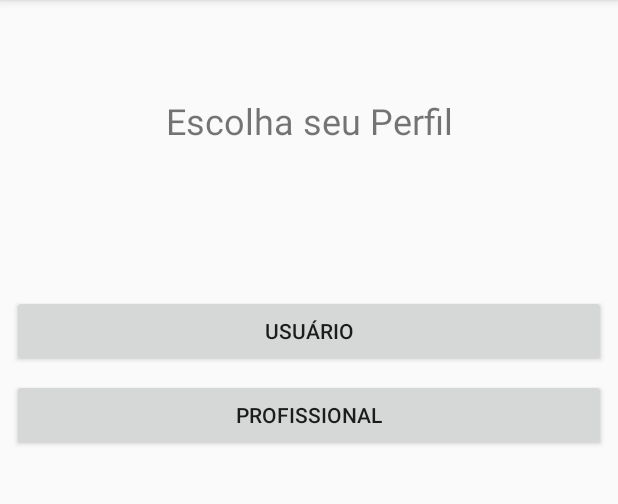
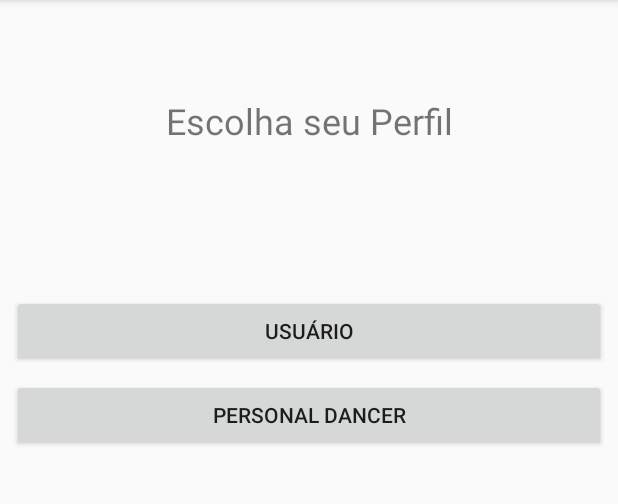
Before and after one commit to AndreRicarti/MyDancer_Android, an Android app: the screen it shows after launch (WelcomeScreenActivity), on a phone screen of 412 x 824 dp, the part 84-588 px from its top. Run offline under Robolectric (Android 15) with nearby library versions, the phone set to English and light mode, and no system bars.

Commit message:
Added new features

```diff
--- a/app/src/main/java/br/com/mydancer/mydancer/retrofit/RetrofitInicializador.java
+++ b/app/src/main/java/br/com/mydancer/mydancer/retrofit/RetrofitInicializador.java
@@ -3,6 +3,7 @@ package br.com.mydancer.mydancer.retrofit;
 import br.com.mydancer.mydancer.model.EventConfirmations;
 import br.com.mydancer.mydancer.services.EventConfirmationsService;
 import br.com.mydancer.mydancer.services.EventService;
+import br.com.mydancer.mydancer.services.FirebaseService;
 import br.com.mydancer.mydancer.services.LoginService;
 import okhttp3.OkHttpClient;
 import okhttp3.logging.HttpLoggingInterceptor;
@@ -44,4 +45,8 @@ public class RetrofitInicializador {
     public LoginService getLoginService() {
         return retrofitUser.create(LoginService.class);
     }
+
+    public FirebaseService getFirebaseService() {
+        return retrofitUser.create(FirebaseService.class);
+    }
 }
--- a/app/src/main/java/br/com/mydancer/mydancer/ui/activity/WelcomeScreenActivity.java
+++ b/app/src/main/java/br/com/mydancer/mydancer/ui/activity/WelcomeScreenActivity.java
@@ -17,22 +17,23 @@ public class WelcomeScreenActivity extends AppCompatActivity {
         super.onCreate(savedInstanceState);
         setContentView(R.layout.activity_welcome_screen);
 
-        Button btnProfissional = findViewById(R.id.btnProfissional);
-        Button btnUsuario =  findViewById(R.id.btnUsuario);
+        Button btUser = findViewById(R.id.welcome_bt_personal_user);
+        Button btPersonalDancer =  findViewById(R.id.welcome_bt_personal_dancer);
 
-        final Intent intentVaiProFormulario = new Intent(WelcomeScreenActivity.this, EventActivity.class);
+        final Intent intentEvent = new Intent(WelcomeScreenActivity.this, EventActivity.class);
+        final Intent intentPersonalDancer = new Intent(WelcomeScreenActivity.this, LoginActivity.class);
 
-        btnProfissional.setOnClickListener(new View.OnClickListener() {
+        btUser.setOnClickListener(new View.OnClickListener() {
             @Override
             public void onClick(View v) {
-                Toast.makeText(WelcomeScreenActivity.this, "Você foi direcionado para tela de dançarin@", Toast.LENGTH_LONG).show();
+                startActivity(intentEvent);
             }
         });
 
-        btnUsuario.setOnClickListener(new View.OnClickListener() {
+        btPersonalDancer.setOnClickListener(new View.OnClickListener() {
             @Override
             public void onClick(View v) {
-                startActivity(intentVaiProFormulario);
+                startActivity(intentPersonalDancer);
             }
         });
     }
--- a/app/src/main/res/layout/activity_welcome_screen.xml
+++ b/app/src/main/res/layout/activity_welcome_screen.xml
@@ -6,22 +6,8 @@
     android:layout_height="match_parent"
     tools:context=".ui.activity.WelcomeScreenActivity">
 
-    <Button
-        android:id="@+id/btnProfissional"
-        android:layout_width="0dp"
-        android:layout_height="wrap_content"
-        android:layout_marginStart="8dp"
-        android:layout_marginLeft="8dp"
-        android:layout_marginTop="8dp"
-        android:layout_marginEnd="8dp"
-        android:layout_marginRight="8dp"
-        android:text="Profissional"
-        app:layout_constraintEnd_toEndOf="parent"
-        app:layout_constraintStart_toStartOf="parent"
-        app:layout_constraintTop_toBottomOf="@+id/btnUsuario" />
-
     <TextView
-        android:id="@+id/textView2"
+        android:id="@+id/welcome_tv_perfil"
         android:layout_width="wrap_content"
         android:layout_height="wrap_content"
         android:layout_marginStart="16dp"
@@ -36,7 +22,7 @@
         app:layout_constraintTop_toTopOf="parent" />
 
     <Button
-        android:id="@+id/btnUsuario"
+        android:id="@+id/welcome_bt_personal_user"
         android:layout_width="0dp"
         android:layout_height="wrap_content"
         android:layout_marginStart="8dp"
@@ -47,6 +33,20 @@
         android:text="Usuário"
         app:layout_constraintEnd_toEndOf="parent"
         app:layout_constraintStart_toStartOf="parent"
-        app:layout_constraintTop_toBottomOf="@+id/textView2" />
+        app:layout_constraintTop_toBottomOf="@+id/welcome_tv_perfil" />
+
+    <Button
+        android:id="@+id/welcome_bt_personal_dancer"
+        android:layout_width="0dp"
+        android:layout_height="wrap_content"
+        android:layout_marginStart="8dp"
+        android:layout_marginLeft="8dp"
+        android:layout_marginTop="8dp"
+        android:layout_marginEnd="8dp"
+        android:layout_marginRight="8dp"
+        android:text="Personal Dancer"
+        app:layout_constraintEnd_toEndOf="parent"
+        app:layout_constraintStart_toStartOf="parent"
+        app:layout_constraintTop_toBottomOf="@+id/welcome_bt_personal_user" />
 
 </android.support.constraint.ConstraintLayout>
```
Also changed, not shown: app/src/main/AndroidManifest.xml (+6 -6 lines), app/src/main/java/br/com/mydancer/mydancer/firebase/MyDancerInstanceIDService.java (renamed from app/src/main/java/br/com/mydancer/mydancer/MyDancerInstanceIDService.java, +8 -1 lines), app/src/main/java/br/com/mydancer/mydancer/firebase/SharedPrefManager.java (added, +38 -0 lines), app/src/main/java/br/com/mydancer/mydancer/model/EventConfirmations.java (+32 -0 lines), app/src/main/java/br/com/mydancer/mydancer/model/FirebaseUserToken.java (added, +46 -0 lines), app/src/main/java/br/com/mydancer/mydancer/model/User.java (+9 -0 lines), app/src/main/java/br/com/mydancer/mydancer/services/FirebaseService.java (added, +12 -0 lines), app/src/main/java/br/com/mydancer/mydancer/ui/activity/LoginActivity.java (+12 -2 lines), app/src/main/java/br/com/mydancer/mydancer/ui/activity/PersonalDancerActivity.java (added, +57 -0 lines), app/src/main/res/layout/activity_personal_dancer.xml (added, +24 -0 lines).
